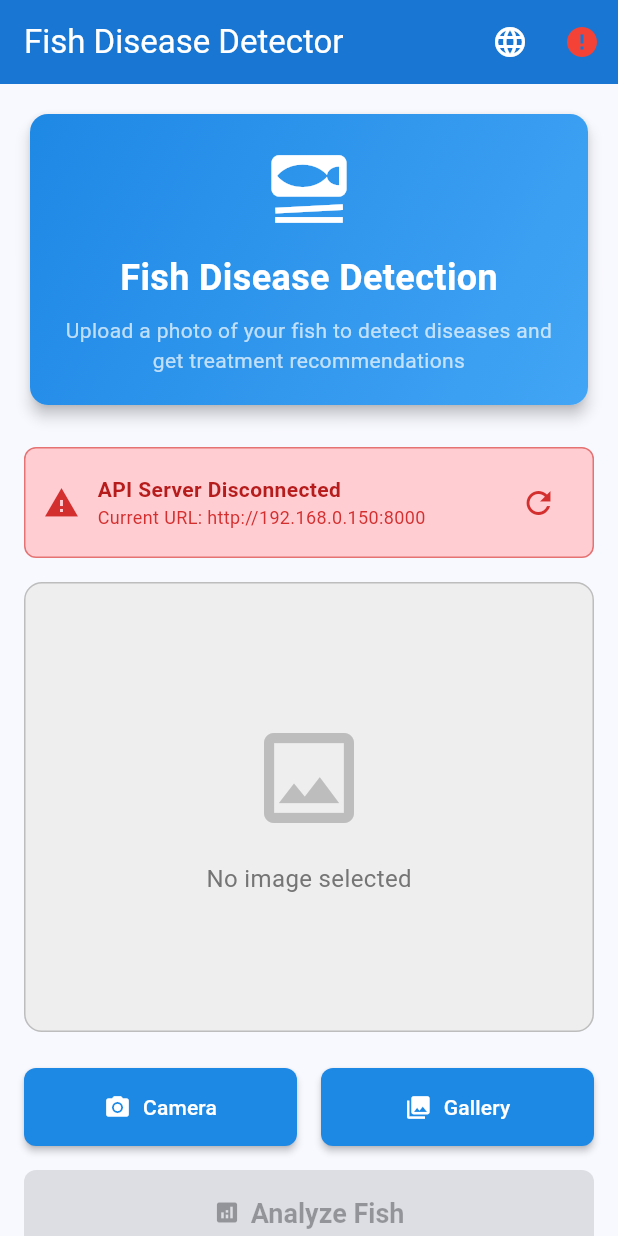
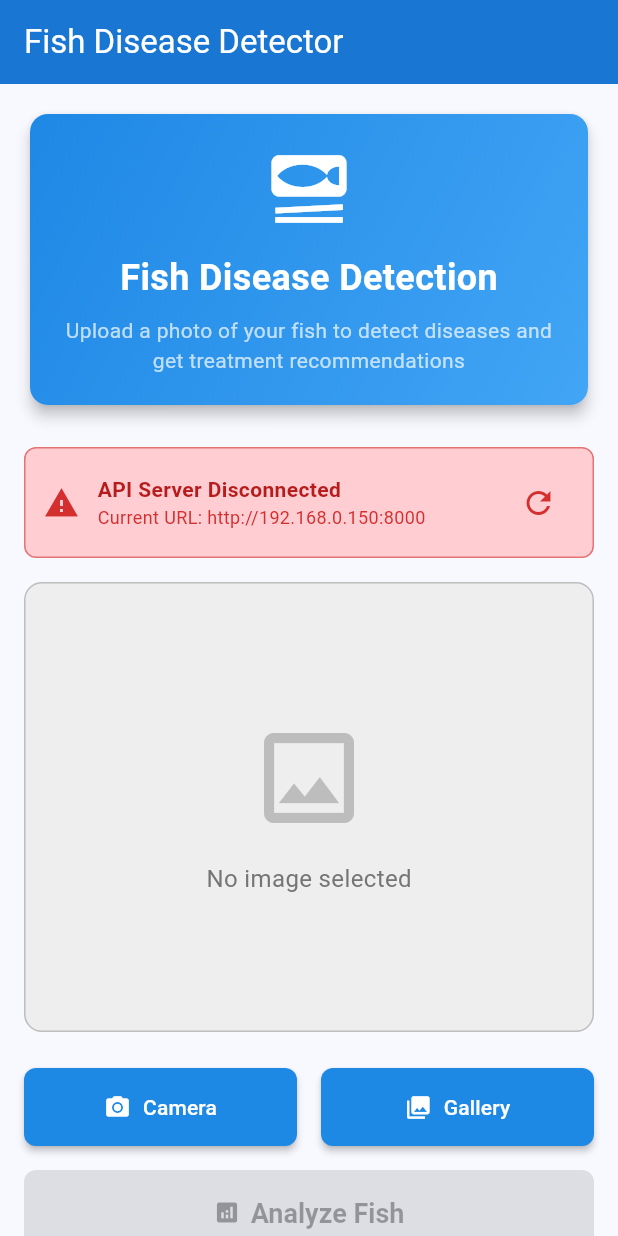
Before and after one commit to riyad-from-space/Fish-Disease-Detection-App, a Flutter app: the screen it shows after launch, on a phone screen of 412 x 824 dp. Run offline on Flutter 3.47's test engine with Material 3 defaults, Android fonts, the phone set to English and light mode, and no system bars; our stand-ins replace image_picker, shared_preferences; network calls fail.

Commit message:
language icon removed

```diff
--- a/lib/screens/home_screen.dart
+++ b/lib/screens/home_screen.dart
@@ -143,34 +143,34 @@ class _HomeScreenState extends State<HomeScreen> {
         title: Text(l10n.appTitle),
         backgroundColor: Colors.blue[700],
         foregroundColor: Colors.white,
-        actions: [
-          // Language Switcher
-          PopupMenuButton<Locale>(
-            icon: const Icon(Icons.language),
-            tooltip: l10n.language,
-            onSelected: (Locale locale) {
-              languageProvider.setLocale(locale);
-            },
-            itemBuilder: (BuildContext context) => [
-              const PopupMenuItem(
-                value: Locale('en', ''),
-                child: Text('English'),
-              ),
-              const PopupMenuItem(
-                value: Locale('bn', ''),
-                child: Text('বাংলা'),
-              ),
-            ],
-          ),
-          IconButton(
-            icon: Icon(
-              _isHealthy ? Icons.check_circle : Icons.error,
-              color: _isHealthy ? Colors.green : Colors.red,
-            ),
-            onPressed: _checkApiHealth,
-            tooltip: _isHealthy ? l10n.apiConnected : l10n.apiDisconnected,
-          ),
-        ],
+        // actions: [
+        //   // Language Switcher
+        //   PopupMenuButton<Locale>(
+        //     icon: const Icon(Icons.language),
+        //     tooltip: l10n.language,
+        //     onSelected: (Locale locale) {
+        //       languageProvider.setLocale(locale);
+        //     },
+        //     itemBuilder: (BuildContext context) => [
+        //       const PopupMenuItem(
+        //         value: Locale('en', ''),
+        //         child: Text('English'),
+        //       ),
+        //       const PopupMenuItem(
+        //         value: Locale('bn', ''),
+        //         child: Text('বাংলা'),
+        //       ),
+        //     ],
+        //   ),
+        //   IconButton(
+        //     icon: Icon(
+        //       _isHealthy ? Icons.check_circle : Icons.error,
+        //       color: _isHealthy ? Colors.green : Colors.red,
+        //     ),
+        //     onPressed: _checkApiHealth,
+        //     tooltip: _isHealthy ? l10n.apiConnected : l10n.apiDisconnected,
+        //   ),
+        // ],
       ),
       body: SingleChildScrollView(
         child: Padding(
```
